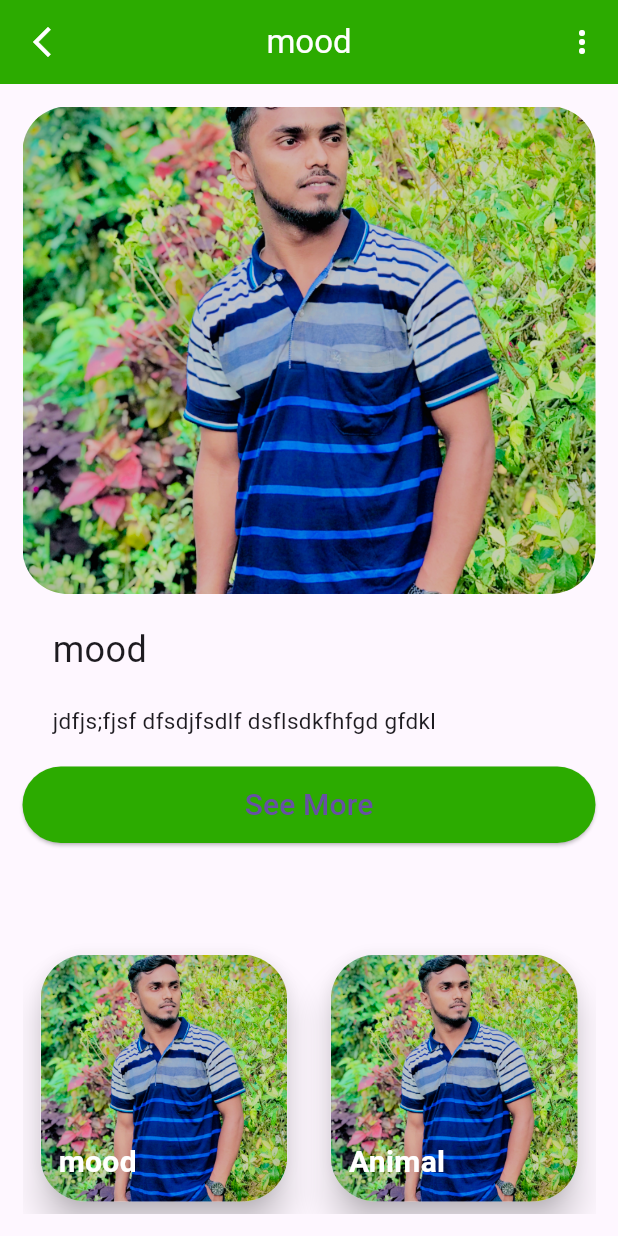
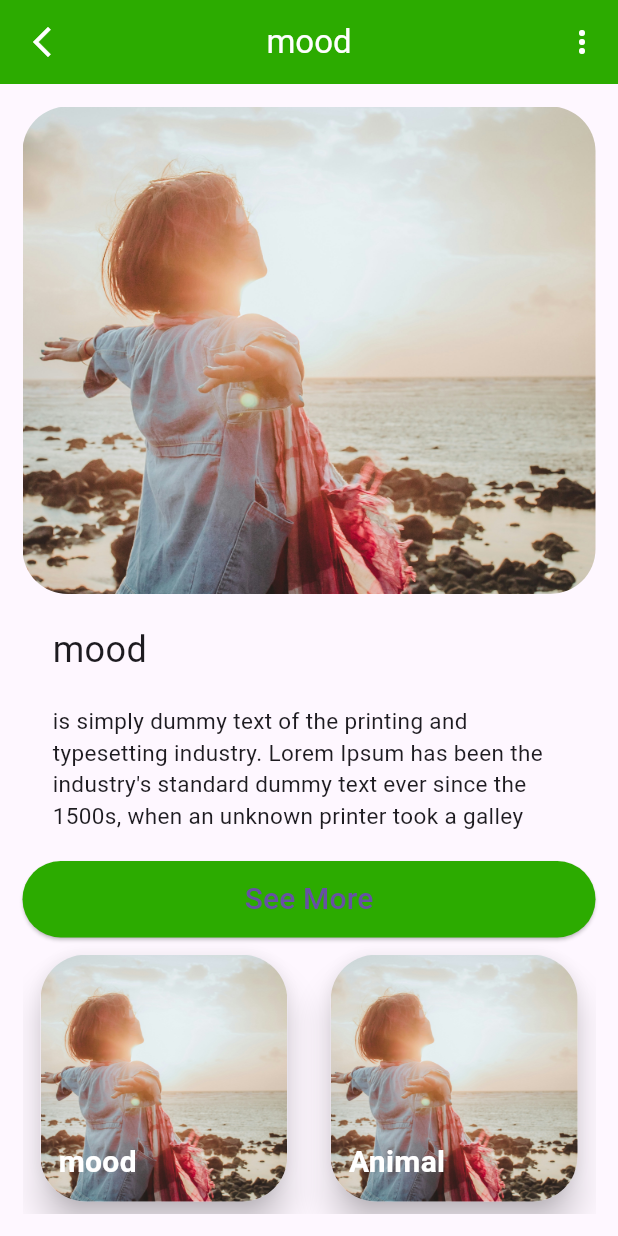
Before and after one commit to fokrul511/Photo-Gallery-Apps-Assignment, a Flutter app: the screen it shows after launch, after a tap on "mood", on a phone screen of 412 x 824 dp. Run offline on Flutter 3.47's test engine with Material 3 defaults, Android fonts, the light colour scheme and no system bars.

Commit message:
add new immage and other things...

```diff
--- a/lib/image_list.dart
+++ b/lib/image_list.dart
@@ -1,47 +1,56 @@
 List<Map<dynamic, String>> photoGalleryList = [
   {
-    "image": "assets/images/1.jpeg",
+    "image": "assets/images/1.jpg",
     "title": "mood",
-    "Ditails": "jdfjs;fjsf dfsdjfsdlf dsflsdkfhfgd gfdkl",
+    "Ditails":
+        "is simply dummy text of the printing and typesetting industry. Lorem Ipsum has been the industry's standard dummy text ever since the 1500s, when an unknown printer took a galley",
   },
   {
-    "image": "assets/images/1.jpeg",
+    "image": "assets/images/1.jpg",
     "title": "Animal",
-    "Ditails": "jdfjs;fjsf dfsdjfsdlf dsflsdkfhfgd gfdkl",
+    "Ditails":
+        "is simply dummy text of the printing and typesetting industry. Lorem Ipsum has been the industry's standard dummy text ever since the 1500s, when an unknown printer took a galley",
   },
   {
-    "image": "assets/images/1.jpeg",
+    "image": "assets/images/1.jpg",
     "title": "asthetic",
-    "Ditails": "jdfjs;fjsf dfsdjfsdlf dsflsdkfhfgd gfdkl",
+    "Ditails":
+        "is simply dummy text of the printing and typesetting industry. Lorem Ipsum has been the industry's standard dummy text ever since the 1500s, when an unknown printer took a galley",
   },
   {
-    "image": "assets/images/1.jpeg",
+    "image": "assets/images/1.jpg",
     "title": "leaves",
-    "Ditails": "jdfjs;fjsf dfsdjfsdlf dsflsdkfhfgd gfdkl",
+    "Ditails":
+        "is simply dummy text of the printing and typesetting industry. Lorem Ipsum has been the industry's standard dummy text ever since the 1500s, when an unknown printer took a galley",
   },
   {
-    "image": "assets/images/1.jpeg",
+    "image": "assets/images/1.jpg",
     "title": "City",
-    "Ditails": "jdfjs;fjsf dfsdjfsdlf dsflsdkfhfgd gfdkl",
+    "Ditails":
+        "is simply dummy text of the printing and typesetting industry. Lorem Ipsum has been the industry's standard dummy text ever since the 1500s, when an unknown printer took a galley",
   },
   {
-    "image": "assets/images/1.jpeg",
+    "image": "assets/images/1.jpg",
     "title": "travel",
-    "Ditails": "jdfjs;fjsf dfsdjfsdlf dsflsdkfhfgd gfdkl",
+    "Ditails":
+        "is simply dummy text of the printing and typesetting industry. Lorem Ipsum has been the industry's standard dummy text ever since the 1500s, when an unknown printer took a galley",
   },
   {
-    "image": "assets/images/1.jpeg",
+    "image": "assets/images/1.jpg",
     "title": "sky",
-    "Ditails": "jdfjs;fjsf dfsdjfsdlf dsflsdkfhfgd gfdkl",
+    "Ditails":
+        "is simply dummy text of the printing and typesetting industry. Lorem Ipsum has been the industry's standard dummy text ever since the 1500s, when an unknown printer took a galley",
   },
   {
-    "image": "assets/images/1.jpeg",
+    "image": "assets/images/1.jpg",
     "title": "road",
-    "Ditails": "jdfjs;fjsf dfsdjfsdlf dsflsdkfhfgd gfdkl",
+    "Ditails":
+        "is simply dummy text of the printing and typesetting industry. Lorem Ipsum has been the industry's standard dummy text ever since the 1500s, when an unknown printer took a galley",
   },
   {
-    "image": "assets/images/1.jpeg",
+    "image": "assets/images/1.jpg",
     "title": "flowers",
-    "Ditails": "jdfjs;fjsf dfsdjfsdlf dsflsdkfhfgd gfdkl",
+    "Ditails":
+        "is simply dummy text of the printing and typesetting industry. Lorem Ipsum has been the industry's standard dummy text ever since the 1500s, when an unknown printer took a galley",
   },
 ];
```
Also changed, not shown: assets/images/1.jpeg (deleted), assets/images/1.jpg (added), assets/images/2.jpg (added), assets/images/3.jpg (added), assets/images/4.jpg (added), assets/images/5.jpg (added), assets/images/6.jpg (added), assets/images/7.jpg (added), assets/images/9.jpg (added), 1 other file.
